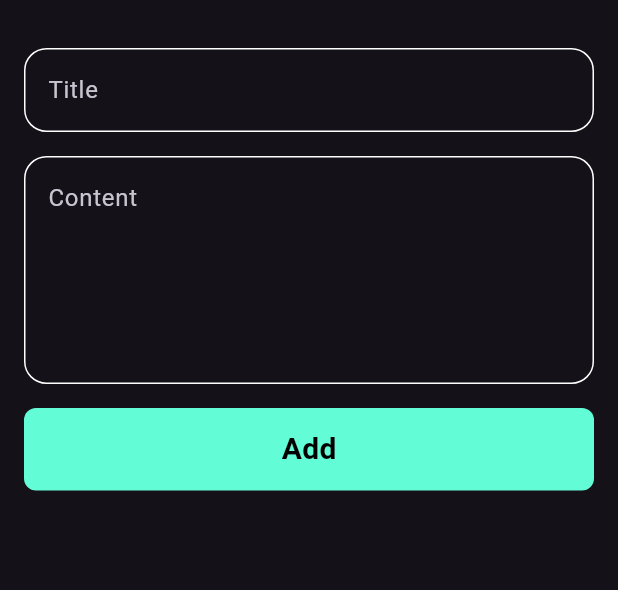
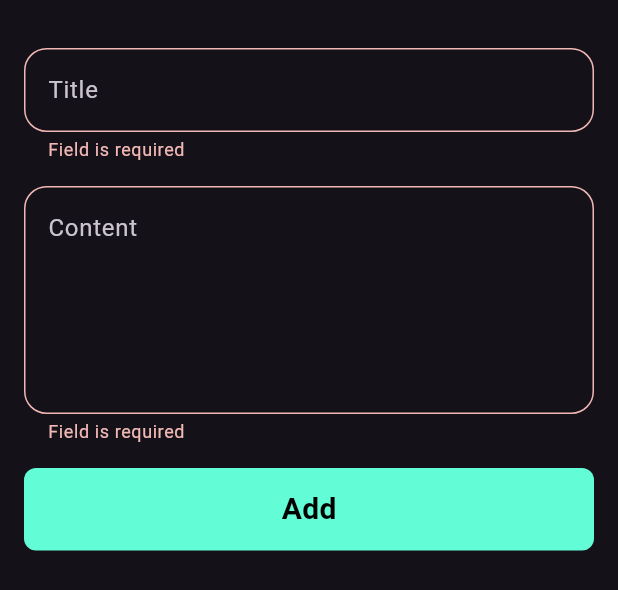
Before and after one commit to MohamedHany1512/notesApp, a Flutter app: the AddNoteBottomSheet widget shown alone on an empty page, opened directly, after a tap on "Add", on a phone screen of 412 x 824 dp. Shown: the top 590 px of the screen. Run offline on Flutter 3.47's test engine with Material 3 defaults, Android fonts, the phone set to English and light mode, and no system bars; drawn by our look-alikes of modal_progress_hud_nsn; our stand-ins replace flutter_bloc, hive, hive_flutter; accounts and stored records are empty.

```diff
--- a/lib/cubits/AddNoteCubit/add_note_cubit.dart
+++ b/lib/cubits/AddNoteCubit/add_note_cubit.dart
@@ -9,14 +9,14 @@ class AddNoteCubit extends Cubit<AddNoteState> {
 
   AddNoteCubit() : super(AddNoteInitial());
 
-  addNote(NoteModel note){
+  addNote(NoteModel note)async{
 
   emit(AddNoteLoading());
   try {
 
   var notesBox = Hive.box<NoteModel>(kNotesBox);
 
-  notesBox.add(note);
+ await notesBox.add(note);
 
   emit(AddNoteSuccess());
 }  catch (e) {
--- a/lib/simple_bloc_observer.dart
+++ b/lib/simple_bloc_observer.dart
@@ -9,12 +9,12 @@ class SimpleBlocObserver implements BlocObserver{
 
   @override
   void onClose(BlocBase bloc) {
-    // TODO: implement onClose
+   debugPrint('close = $bloc');
   }
 
   @override
   void onCreate(BlocBase bloc) {
-    // TODO: implement onCreate
+    debugPrint('create = $bloc');
   }
 
   @override
--- a/lib/views/widgets/add_note_bottom_sheet.dart
+++ b/lib/views/widgets/add_note_bottom_sheet.dart
@@ -10,9 +10,10 @@ class AddNoteBottomSheet extends StatelessWidget {
 
   @override
   Widget build(BuildContext context) {
-    return  Padding(
-      padding:  EdgeInsets.symmetric(horizontal: 16),
-      child: SingleChildScrollView(
+    return  BlocProvider(
+      create: (context) => AddNoteCubit(),
+      child: Padding(
+        padding:  EdgeInsets.symmetric(horizontal: 16),
         child: BlocConsumer<AddNoteCubit,AddNoteState>(
           listener: (context, state) {
             if(state is AddNoteSuccess){
@@ -26,7 +27,7 @@ class AddNoteBottomSheet extends StatelessWidget {
           },
           builder: (context, state) {
             return ModalProgressHUD(inAsyncCall: state is AddNoteLoading ? true : false,
-            child:const  AddNoteForm());
+            child:SingleChildScrollView(child: const  AddNoteForm()));
           },
         ),
       ),
--- a/lib/views/widgets/add_note_form.dart
+++ b/lib/views/widgets/add_note_form.dart
@@ -1,12 +1,12 @@
-
 import 'package:flutter/material.dart';
+import 'package:flutter_bloc/flutter_bloc.dart';
+import 'package:noteapp/cubits/AddNoteCubit/add_note_cubit.dart';
+import 'package:noteapp/models/note_model.dart';
 import 'package:noteapp/views/widgets/custom_buttom.dart';
 import 'package:noteapp/views/widgets/custom_text_field.dart';
 
 class AddNoteForm extends StatefulWidget {
-  const AddNoteForm({
-    super.key,
-  });
+  const AddNoteForm({super.key});
 
   @override
   State<AddNoteForm> createState() => _AddNoteFormState();
@@ -15,38 +15,51 @@ class AddNoteForm extends StatefulWidget {
 class _AddNoteFormState extends State<AddNoteForm> {
   final GlobalKey<FormState> formKey = GlobalKey();
   AutovalidateMode autovalidateMode = AutovalidateMode.disabled;
-  String ? title, subtitle;
+  String? title, subtitle;
   @override
   Widget build(BuildContext context) {
     return Form(
       key: formKey,
       autovalidateMode: autovalidateMode,
 
-      child: Column (children: [
-
-     const   SizedBox(height: 32,),
-      CustomTextField(hint: "Title",onSaved: (value){
+      child: Column(
+        children: [
+          const SizedBox(height: 32),
+          CustomTextField(
+            hint: "Title",
+            onSaved: (value) {
               title = value;
-      },),
-      const SizedBox(height: 16,),
-      CustomTextField(hint: "Content",maxLines: 5,
-      onSaved: (value){
+            },
+          ),
+          const SizedBox(height: 16),
+          CustomTextField(
+            hint: "Content",
+            maxLines: 5,
+            onSaved: (value) {
               subtitle = value;
             },
           ),
-        const SizedBox(height: 16,),
-      CustomButton(onTap: () {
-        if(formKey.currentState!.validate()){
+          const SizedBox(height: 16),
+          CustomButton(
+            onTap: () {
+              if (formKey.currentState!.validate()) {
                 formKey.currentState!.save();
-        }else {
+                var note = NoteModel(
+                  title: title!,
+                  subtitle: subtitle!,
+                  date: DateTime.now().toString(),
+                  color: Colors.blue.value,
+                );
+                BlocProvider.of<AddNoteCubit>(context).addNote(note);
+              } else {
                 autovalidateMode = AutovalidateMode.always;
-          setState(() {
-
-          });
+                setState(() {});
               }
-      },),
-          const SizedBox(height: 16,),
-      ],),
+            },
+          ),
+          const SizedBox(height: 16),
+        ],
+      ),
     );
   }
 }
--- a/lib/views/widgets/custom_text_field.dart
+++ b/lib/views/widgets/custom_text_field.dart
@@ -10,12 +10,11 @@ final void Function(String?)? onSaved;
   Widget build(BuildContext context) {
     return TextFormField(
       validator: (value) {
-        if( value?.isNotEmpty ?? true) {
-      return  "Field is required ";
-      }
-      else{
-        return null;
-      }
+        if (value == null || value.isEmpty) {
+          return "Field is required";
+        } else {
+          return null;
+        }
       },
       onSaved: onSaved,
       maxLines: maxLines,
```
Also changed, not shown: lib/main.dart (+7 -14 lines). Lines whose indentation alone changed are shown as unchanged.
